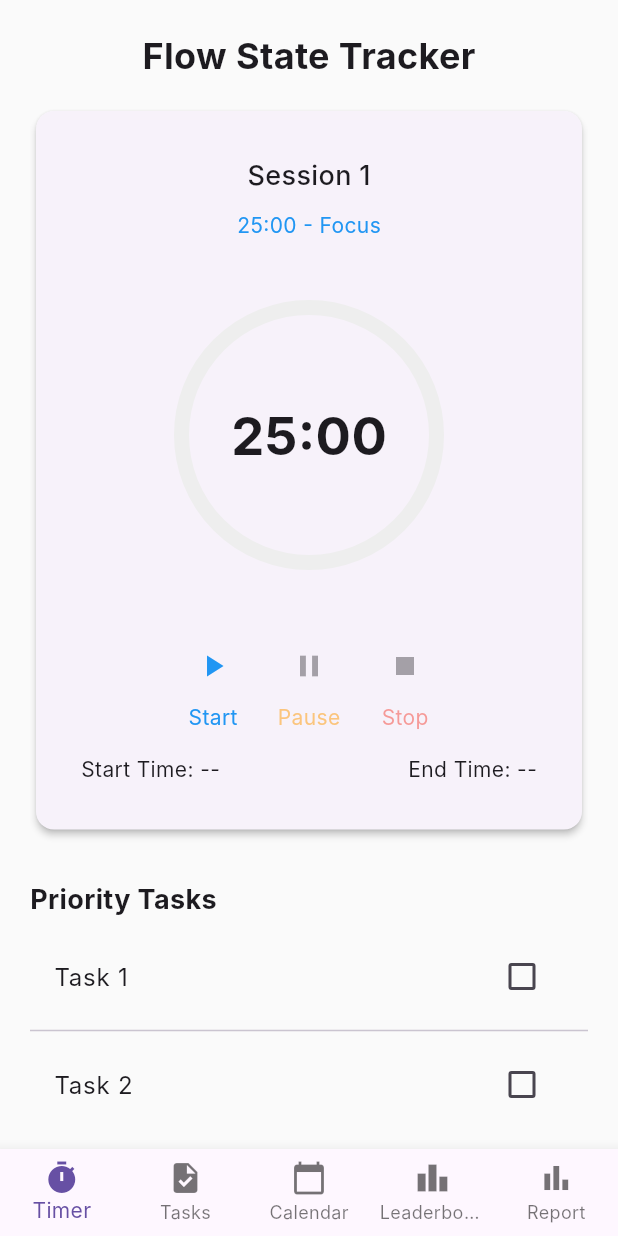
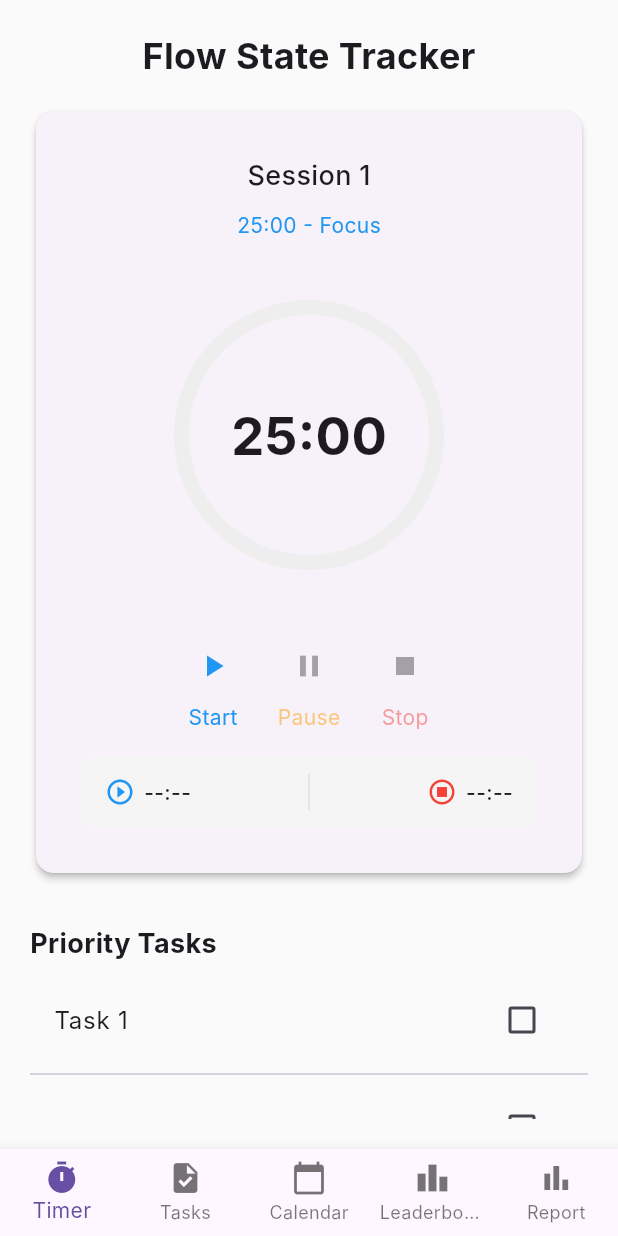
Before and after one commit to flowcus-tracker/flowcus-fe, a Flutter app: the screen it shows after launch, on a phone screen of 412 x 824 dp. Run offline on Flutter 3.47's test engine with Material 3 defaults, Android fonts, the phone set to English and light mode, and no system bars; our stand-ins replace syncfusion_flutter_calendar; Roboto replaces fonts that are missing (Inter).

Commit message:
improved start & stop visuals

```diff
--- a/lib/pages/timer_page.dart
+++ b/lib/pages/timer_page.dart
@@ -237,15 +237,47 @@ class _TimerPageState extends State<TimerPage> {
                 ),
               ],
             ),
-            const SizedBox(height: 15),
-            Row(
-              mainAxisAlignment: MainAxisAlignment.spaceBetween,
-              children: [
-                Text(
-                    'Start Time: ${startTime != null ? DateFormat('h:mm:ss ').format(startTime!) : '--'}'),
-                Text(
-                    'End Time: ${endTime != null ? DateFormat('h:mm:ss ').format(endTime!) : '--'}'),
-              ],
+            const SizedBox(height: 16),
+            Container(
+              padding: const EdgeInsets.symmetric(vertical: 12, horizontal: 16),
+              decoration: BoxDecoration(
+                color: Colors.grey.shade100,
+                borderRadius: BorderRadius.circular(10),
+              ),
+              child: Row(
+                mainAxisAlignment: MainAxisAlignment.spaceBetween,
+                children: [
+                  Row(
+                    children: [
+                      const Icon(Icons.play_circle_outline, color: Colors.blue, size: 20),
+                      const SizedBox(width: 6),
+                      Text(
+                        startTime != null
+                            ? DateFormat('HH:mm a').format(startTime!)
+                            : '--:--',
+                        style: const TextStyle(fontWeight: FontWeight.w500),
+                      ),
+                    ],
+                  ),
+                  Container(
+                    height: 24,
+                    width: 1,
+                    color: Colors.grey.shade300,
+                  ),
+                  Row(
+                    children: [
+                      const Icon(Icons.stop_circle_outlined, color: Colors.red, size: 20),
+                      const SizedBox(width: 6),
+                      Text(
+                        endTime != null
+                            ? DateFormat('HH:mm a').format(endTime!)
+                            : '--:--',
+                        style: const TextStyle(fontWeight: FontWeight.w500),
+                      ),
+                    ],
+                  ),
+                ],
+              ),
             ),
           ],
         ),
```
